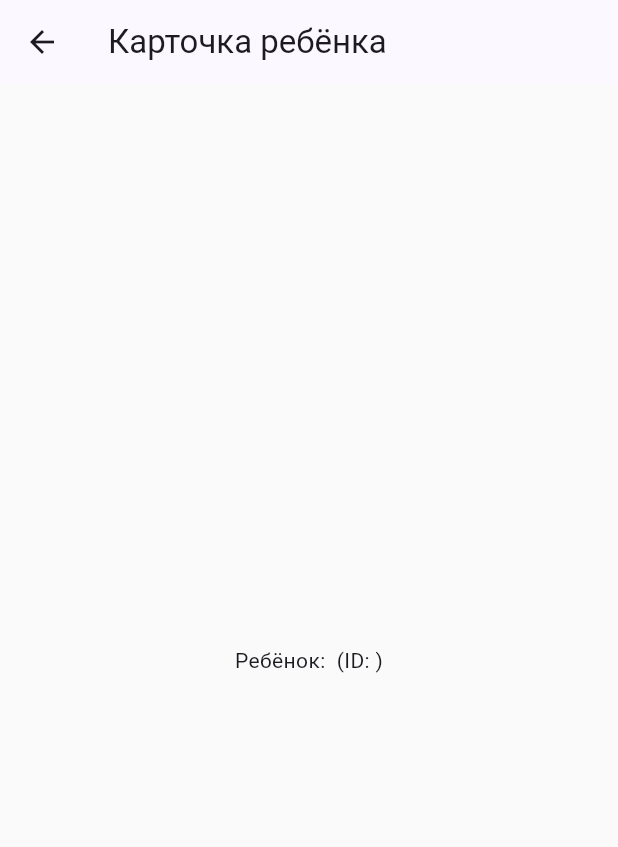
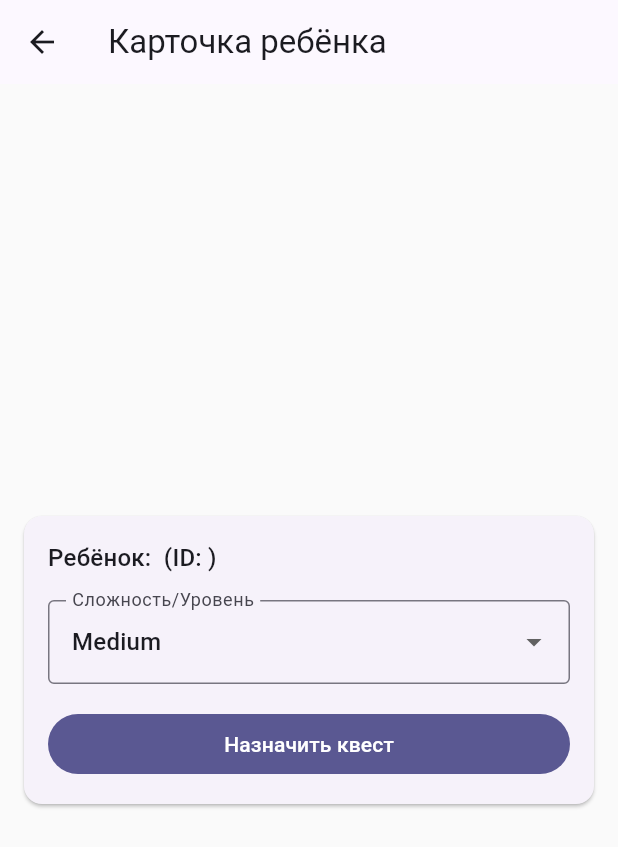
Before and after one commit to ruslanflutterdev/Psychologist, a Flutter app: the ChildScreen screen opened directly with empty values, on a phone screen of 412 x 824 dp. Shown: the top 847 px of the screen. Run offline on Flutter 3.47's test engine with Material 3 defaults, Android fonts, the phone set to English and light mode, and no system bars; our stand-ins replace flutter_bloc.

Commit message:
экран ChildScreen изменен на stateful-виджет, добавлен всплывающий список DropdownButtonFormField  для выбора сложности квеста, добавил кнопку назначить квест, при нажатии формируется payload и вызывается MockQuestService, показывается SnackBar при успешном назначении, отображается сообщение об ошибке при неудаче

```diff
--- a/lib/features/child_screen/view/screens/child_screen.dart
+++ b/lib/features/child_screen/view/screens/child_screen.dart
@@ -1,6 +1,8 @@
 import 'package:flutter/material.dart';
+import 'package:heros_journey/core/models/quest.dart';
+import 'package:heros_journey/core/services/service_registry.dart';
 
-class ChildScreen extends StatelessWidget {
+class ChildScreen extends StatefulWidget {
   final String childId;
   final String childName;
 
@@ -11,10 +13,121 @@ class ChildScreen extends StatelessWidget {
   });
 
   @override
+  State<ChildScreen> createState() => _ChildScreenState();
+}
+
+class _ChildScreenState extends State<ChildScreen> {
+  QuestDifficulty _difficulty = QuestDifficulty.medium;
+  bool _isLoading = false;
+  String? _error;
+
+  Future<void> _assignQuest() async {
+    setState(() {
+      _isLoading = true;
+      _error = null;
+    });
+    try {
+      await ServiceRegistry.quest.assignQuest(
+        childId: widget.childId,
+        difficulty: _difficulty,
+      );
+      if (!mounted) return;
+      ScaffoldMessenger.of(context).showSnackBar(
+        SnackBar(
+          content: Text(
+            'Квест назначен (${_difficulty.uiLabel}) для ${widget.childName}',
+          ),
+        ),
+      );
+    } catch (e) {
+      setState(() => _error = e.toString());
+    } finally {
+      if (mounted) {
+        setState(() => _isLoading = false);
+      }
+    }
+  }
+
+  @override
   Widget build(BuildContext context) {
+    final theme = Theme.of(context);
+
     return Scaffold(
       appBar: AppBar(title: const Text('Карточка ребёнка')),
-      body: Center(child: Text('Ребёнок: $childName (ID: $childId)')),
+      body: Center(
+        child: ConstrainedBox(
+          constraints: const BoxConstraints(maxWidth: 520),
+          child: Card(
+            margin: const EdgeInsets.all(16),
+            child: Padding(
+              padding: const EdgeInsets.all(16),
+              child: Column(
+                mainAxisSize: MainAxisSize.min,
+                crossAxisAlignment: CrossAxisAlignment.stretch,
+                children: [
+                  Text(
+                    'Ребёнок: ${widget.childName} (ID: ${widget.childId})',
+                    style: theme.textTheme.titleMedium,
+                  ),
+                  const SizedBox(height: 16),
+
+                  DropdownButtonFormField<QuestDifficulty>(
+                    value: _difficulty,
+                    decoration: const InputDecoration(
+                      labelText: 'Сложность/Уровень',
+                      border: OutlineInputBorder(),
+                    ),
+                    items: const [
+                      DropdownMenuItem(
+                        value: QuestDifficulty.low,
+                        child: Text('Low'),
+                      ),
+                      DropdownMenuItem(
+                        value: QuestDifficulty.medium,
+                        child: Text('Medium'),
+                      ),
+                      DropdownMenuItem(
+                        value: QuestDifficulty.high,
+                        child: Text('High'),
+                      ),
+                    ],
+                    onChanged: _isLoading
+                        ? null
+                        : (v) {
+                            if (v != null) {
+                              setState(() => _difficulty = v);
+                            }
+                          },
+                  ),
+
+                  const SizedBox(height: 16),
+                  if (_error != null)
+                    Padding(
+                      padding: const EdgeInsets.only(bottom: 8),
+                      child: Text(
+                        _error!,
+                        style: theme.textTheme.bodyMedium!.copyWith(
+                          color: theme.colorScheme.error,
+                        ),
+                      ),
+                    ),
+
+                  FilledButton(
+                    onPressed: _isLoading ? null : _assignQuest,
+                    child: _isLoading
+                        ? const SizedBox(
+                            height: 20,
+                            width: 20,
+                            child: CircularProgressIndicator(strokeWidth: 2),
+                          )
+                        : const Text('Назначить квест'),
+                  ),
+                ],
+              ),
+            ),
+          ),
+        ),
+      ),
     );
   }
 }
```
